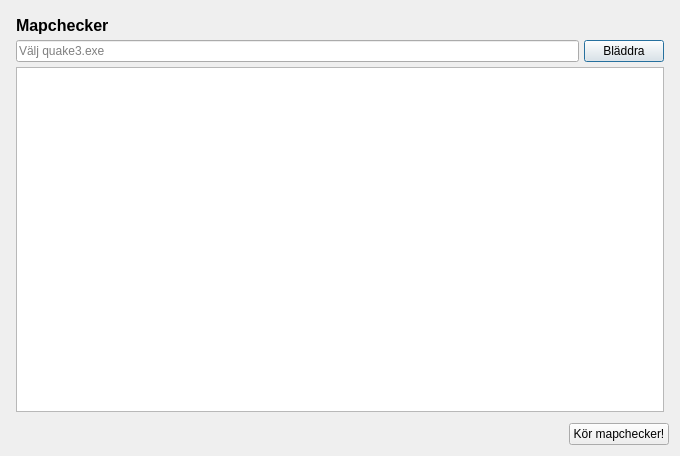
Above: QtDesigner/Q3FixitMapchecker.ui from mattincode/q3fixitportable before the change. Below: the same form after it.
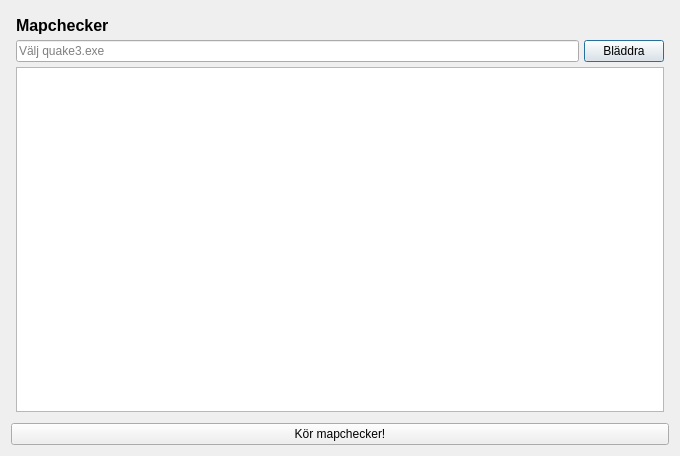
That is the form after the change.

Diff of the .ui file:
```diff
--- a/QtDesigner/Q3FixitMapchecker.ui
+++ b/QtDesigner/Q3FixitMapchecker.ui
@@ -75,12 +75,6 @@
        <verstretch>0</verstretch>
       </sizepolicy>
      </property>
-     <property name="maximumSize">
-      <size>
-       <width>100</width>
-       <height>30</height>
-      </size>
-     </property>
      <property name="layoutDirection">
       <enum>Qt::RightToLeft</enum>
      </property>
```
Left out of the diff: 11 changed lines with no effect on the pictures.
